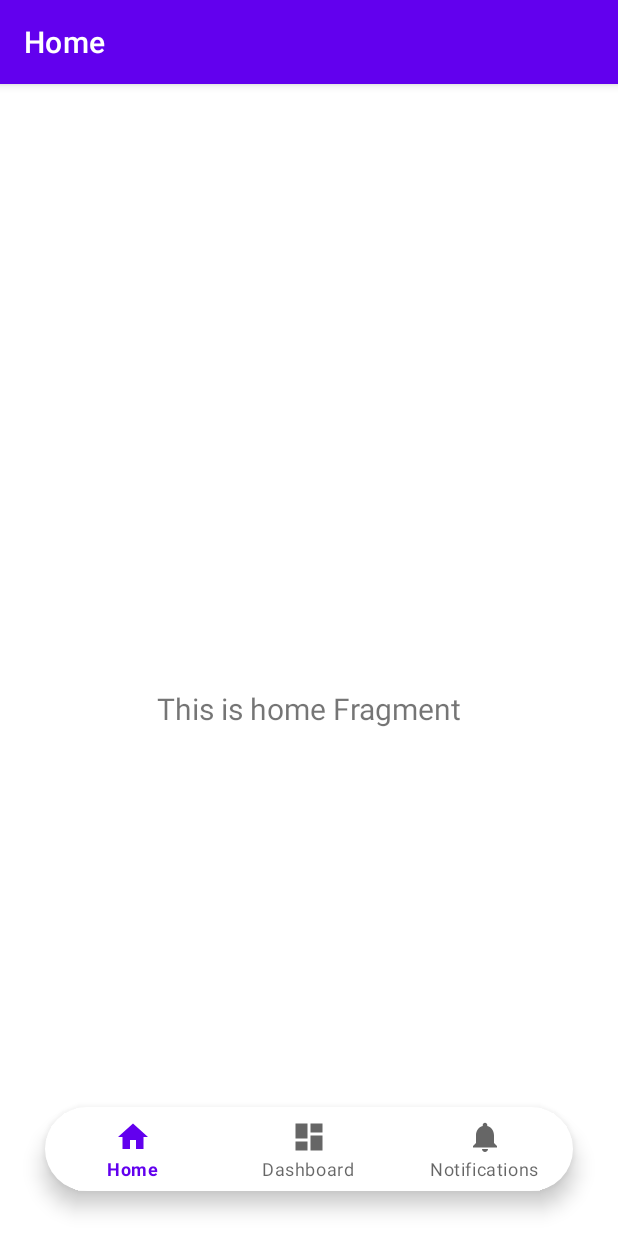
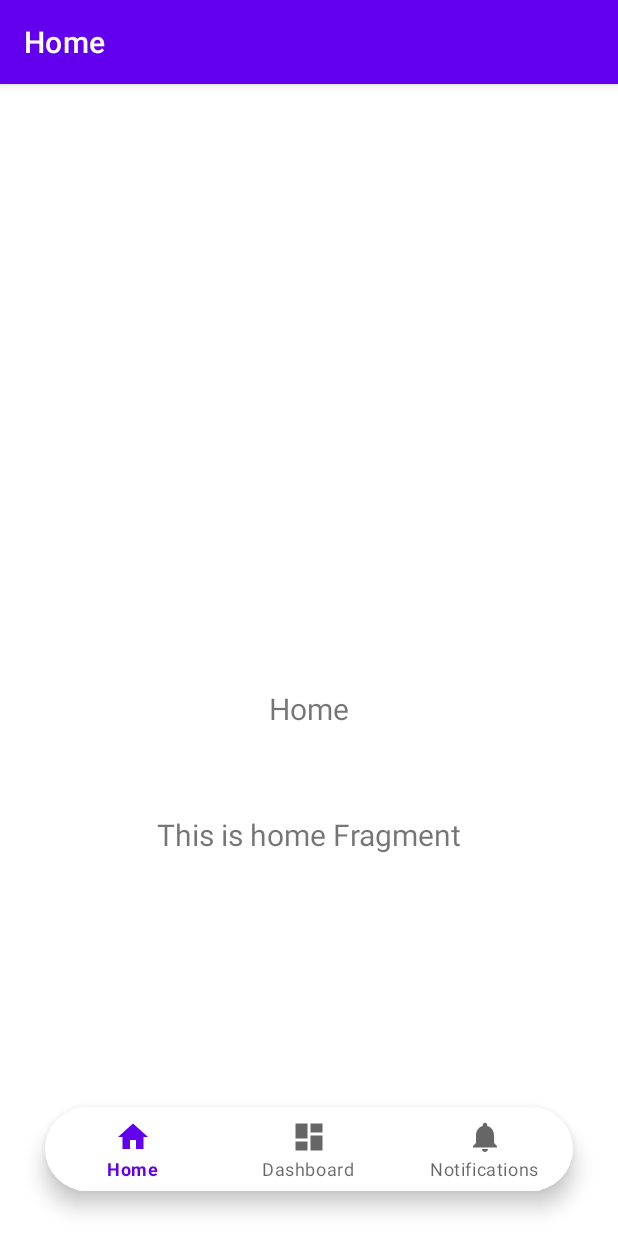
Before and after one commit to baguskf/cobaButtom, an Android app: the screen it shows after launch (MainActivity), on a phone screen of 412 x 824 dp. Run offline under Robolectric (Android 15) with nearby library versions, the phone set to English and light mode, and no system bars; our stand-ins replace navigation-ui.

Commit message:
nambahin text view

```diff
--- a/app/src/main/res/layout/fragment_home.xml
+++ b/app/src/main/res/layout/fragment_home.xml
@@ -13,6 +13,23 @@
         android:layout_marginStart="8dp"
         android:layout_marginTop="8dp"
         android:layout_marginEnd="8dp"
+        android:text="@string/title_home"
+        android:textAlignment="center"
+        android:textSize="20sp"
+        app:layout_constraintBottom_toBottomOf="parent"
+        app:layout_constraintEnd_toEndOf="parent"
+        app:layout_constraintHorizontal_bias="0.0"
+        app:layout_constraintStart_toStartOf="parent"
+        app:layout_constraintTop_toTopOf="parent"
+        app:layout_constraintVertical_bias="0.625" />
+
+    <TextView
+        android:id="@+id/text_home2"
+        android:layout_width="match_parent"
+        android:layout_height="wrap_content"
+        android:layout_marginStart="8dp"
+        android:layout_marginTop="8dp"
+        android:layout_marginEnd="8dp"
         android:textAlignment="center"
         android:textSize="20sp"
         android:text="@string/title_home"
```
